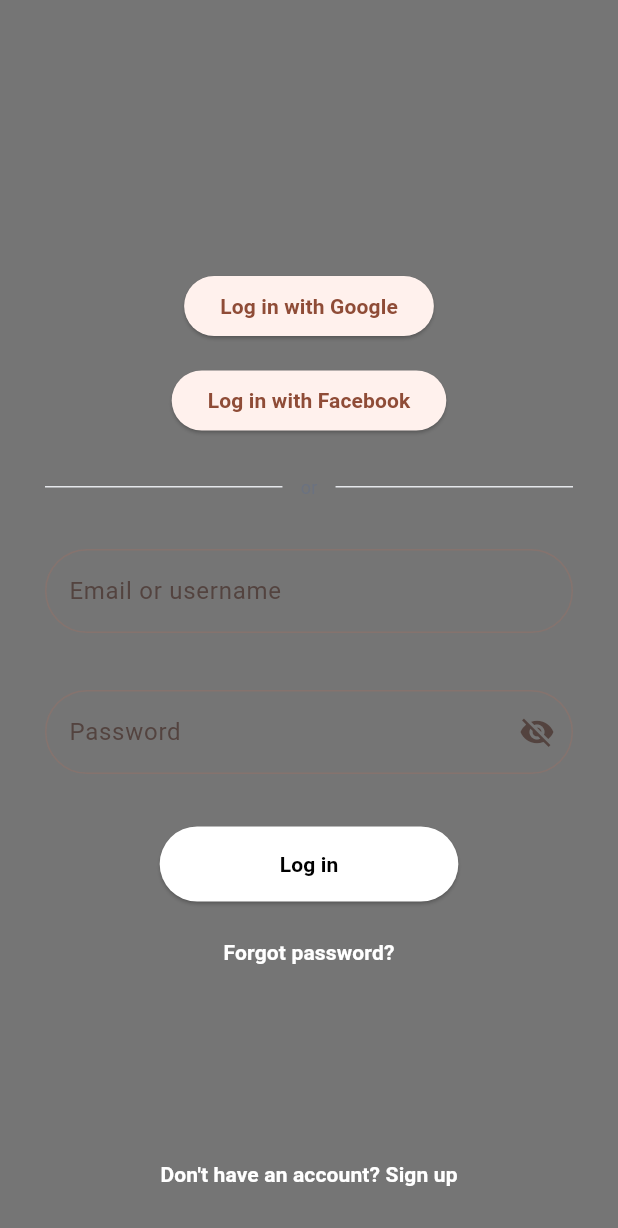
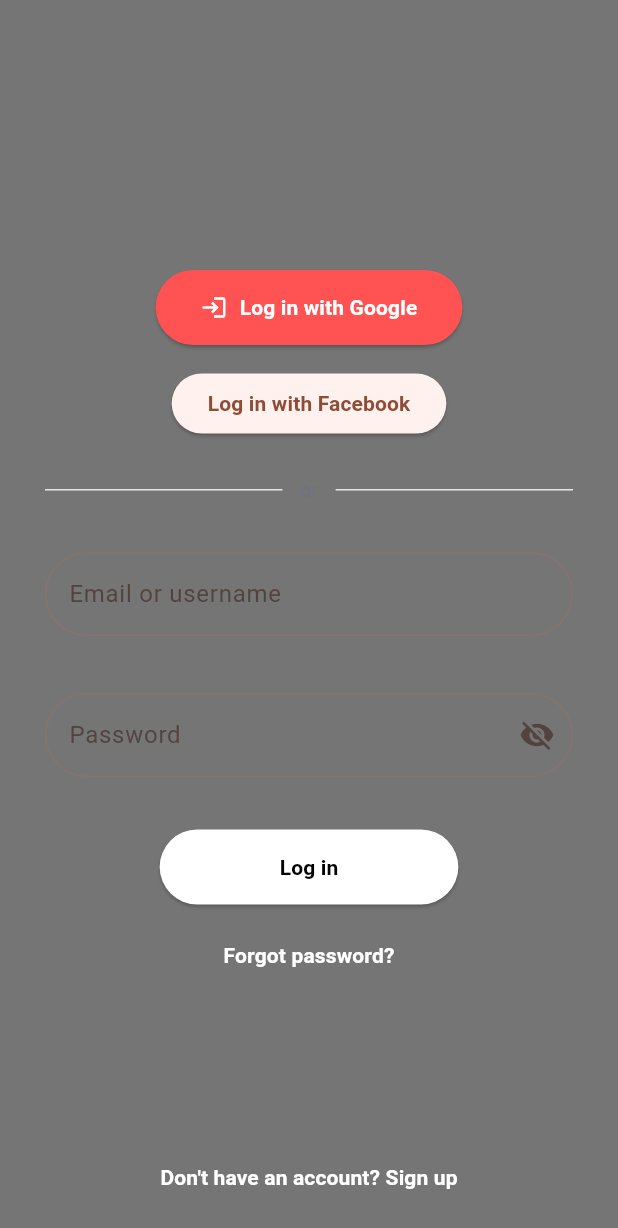
Before and after one commit to aaaleman04-ctrl/Proyecto-Reto-Lectura-Lenguajes, a Flutter app: the screen it shows after launch, on a phone screen of 412 x 824 dp. Shown: the top 1228 px of the screen. Run offline on Flutter 3.47's test engine with Material 3 defaults, Android fonts, the light colour scheme and no system bars; our stand-ins replace cloud_firestore, firebase_auth, firebase_core, firebase_storage, go_router, google_sign_in; accounts and stored records are empty.

Commit message:
Refactor login page UI and Google sign-in method

```diff
--- a/lib/views/login_page.dart
+++ b/lib/views/login_page.dart
@@ -13,7 +13,7 @@
 }
 
 class _LoginPageState extends State<LoginPage> {
-
+  // LOGIN CON GOOGLE
   Future<void> _signInWithGoogle(BuildContext context) async {
     try {
       final GoogleSignInAccount? googleUser = await GoogleSignIn().signIn();
@@ -40,7 +40,7 @@
       }
     }
   }
-
+  // LOGIN POR EMAIL
   final emailController = TextEditingController();
   final passwordController = TextEditingController();
   bool showPassword = false;
@@ -63,7 +63,6 @@
       return;
     }
 
-    //vamos a suponer que la contra es esta, de mientras agregamos una base de datos
     if (password != "12345") {
       ScaffoldMessenger.of(
         context,
@@ -73,7 +72,6 @@
 
     context.goNamed("home");
   }
-
   @override
   Widget build(BuildContext context) {
     return Scaffold(
@@ -82,28 +80,37 @@
         padding: const EdgeInsets.all(30),
         child: Column(
           children: [
-            SizedBox(height: 150),
+            const SizedBox(height: 150),
+            ElevatedButton.icon(
+              onPressed: () => _signInWithGoogle(context),
+              icon: const Icon(Icons.login, color: Colors.white),
+              label: const Text(
+                "Log in with Google",
+                style: TextStyle(fontWeight: FontWeight.bold, color: Colors.white),
+              ),
+              style: ElevatedButton.styleFrom(
+                padding: const EdgeInsets.symmetric(horizontal: 30, vertical: 15),
+                backgroundColor: Colors.redAccent,
+                shape: RoundedRectangleBorder(
+                  borderRadius: BorderRadius.circular(30),
+                ),
+              ),
+            ),
+
+            const SizedBox(height: 15),
+
             ElevatedButton(
               onPressed: () {},
-              child: Text(
-                "Log in with Google",
-                style: TextStyle(fontWeight: FontWeight.bold),
-              ),
-            ),
-            SizedBox(height: 15),
-            ElevatedButton(
-              onPressed: () {},
-              child: Text(
+              child: const Text(
                 "Log in with Facebook",
                 style: TextStyle(fontWeight: FontWeight.bold),
               ),
             ),
-            SizedBox(height: 25),
+
+            const SizedBox(height: 25),
             Row(
               children: [
-                Expanded(
-                  child: Container(height: 1, color: const Color(0xFFE5E7EB)),
-                ),
+                Expanded(child: Container(height: 1, color: const Color(0xFFE5E7EB))),
                 const Padding(
                   padding: EdgeInsets.symmetric(horizontal: 12),
                   child: Text(
@@ -111,19 +118,21 @@
                     style: TextStyle(color: Color(0xFF6B7280), fontSize: 12),
                   ),
                 ),
-                Expanded(
-                  child: Container(height: 1, color: const Color(0xFFE5E7EB)),
-                ),
+                Expanded(child: Container(height: 1, color: const Color(0xFFE5E7EB))),
               ],
             ),
-            SizedBox(height: 25),
+
+            const SizedBox(height: 25),
+
             CustomTextField(
               label: "Email or username",
               controller: emailController,
               isPassword: false,
               keyboardType: TextInputType.emailAddress,
             ),
-            SizedBox(height: 30),
+
+            const SizedBox(height: 30),
+
             TextField(
               controller: passwordController,
               obscureText: !showPassword,
@@ -140,16 +149,18 @@
                 ),
               ),
             ),
-            SizedBox(height: 35),
+
+            const SizedBox(height: 35),
+
             ElevatedButton(
-              style: ButtonStyle(
+              style: const ButtonStyle(
                 backgroundColor: WidgetStatePropertyAll(Colors.white),
                 padding: WidgetStatePropertyAll(
                   EdgeInsets.symmetric(horizontal: 80, vertical: 15),
                 ),
               ),
               onPressed: _login,
-              child: Text(
+              child: const Text(
                 "Log in",
                 style: TextStyle(
                   color: Colors.black,
@@ -157,12 +168,14 @@
                 ),
               ),
             ),
-            SizedBox(height: 10),
+
+            const SizedBox(height: 10),
+
             TextButton(
               onPressed: () {
                 context.pushNamed("forgot");
               },
-              child: Text(
+              child: const Text(
                 "Forgot password?",
                 style: TextStyle(
                   color: Colors.white,
@@ -170,12 +183,14 @@
                 ),
               ),
             ),
-            SizedBox(height: 100),
+
+            const SizedBox(height: 100),
+
             TextButton(
               onPressed: () {
                 context.pushNamed("register");
               },
-              child: Text(
+              child: const Text(
                 "Don't have an account? Sign up",
                 style: TextStyle(
                   color: Colors.white,
```
